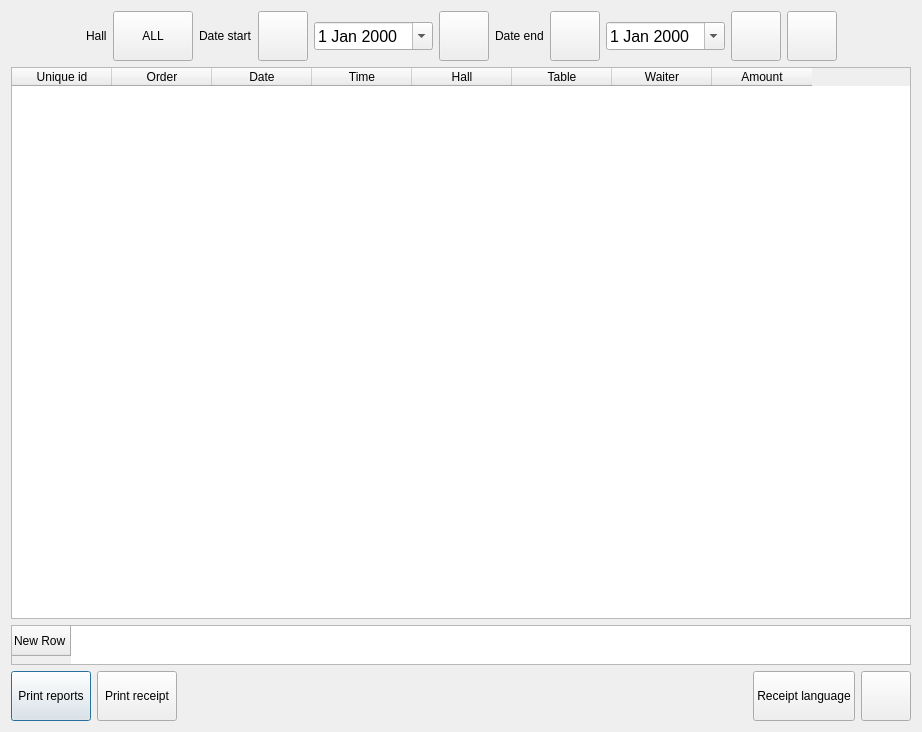
Qt form Waiter/dlgreports.ui (End1-1/Cafe5) before a commit.
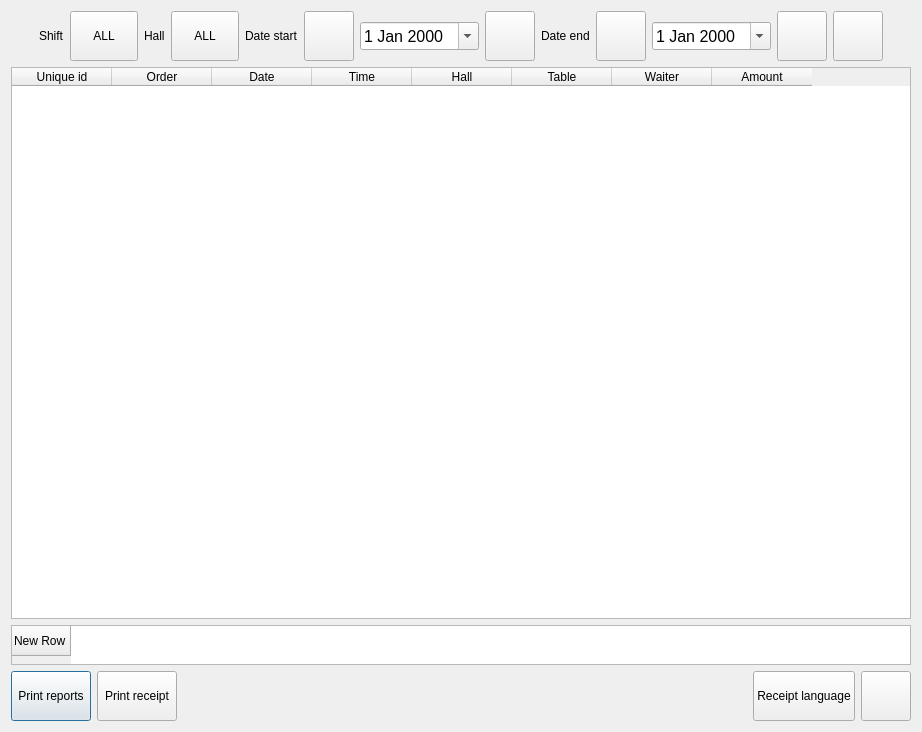
The same form after that commit. Icons and pictures are not drawn. Custom widgets are drawn as their Qt base class.

Commit message: Manual changing shift

```diff
--- a/Waiter/dlgreports.ui
+++ b/Waiter/dlgreports.ui
@@ -245,6 +245,38 @@
         </property>
        </spacer>
       </item>
+      <item>
+       <widget class="QLabel" name="label_4">
+        <property name="text">
+         <string>Shift</string>
+        </property>
+       </widget>
+      </item>
+      <item>
+       <widget class="QPushButton" name="btnShift">
+        <property name="minimumSize">
+         <size>
+          <width>50</width>
+          <height>50</height>
+         </size>
+        </property>
+        <property name="maximumSize">
+         <size>
+          <width>16277712</width>
+          <height>50</height>
+         </size>
+        </property>
+        <property name="text">
+         <string>ALL</string>
+        </property>
+        <property name="iconSize">
+         <size>
+          <width>32</width>
+          <height>32</height>
+         </size>
+        </property>
+       </widget>
+      </item>
       <item>
        <widget class="QLabel" name="label_3">
         <property name="text">
```
Left out of the diff: 11 changed lines with no effect on the pictures. The commit also changes 67 other files.
